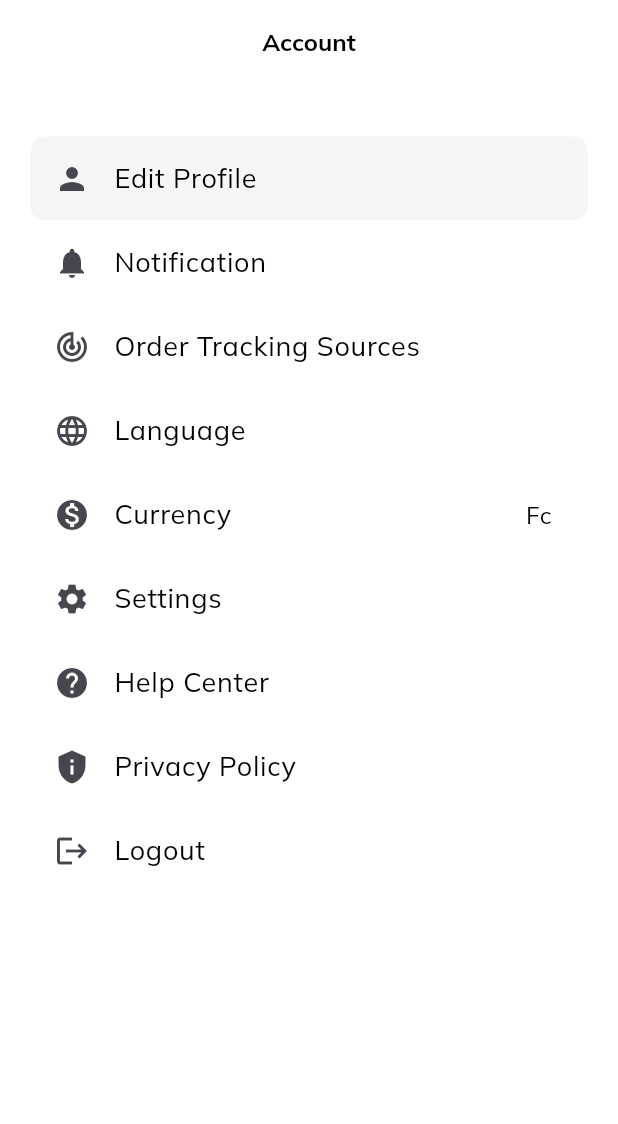
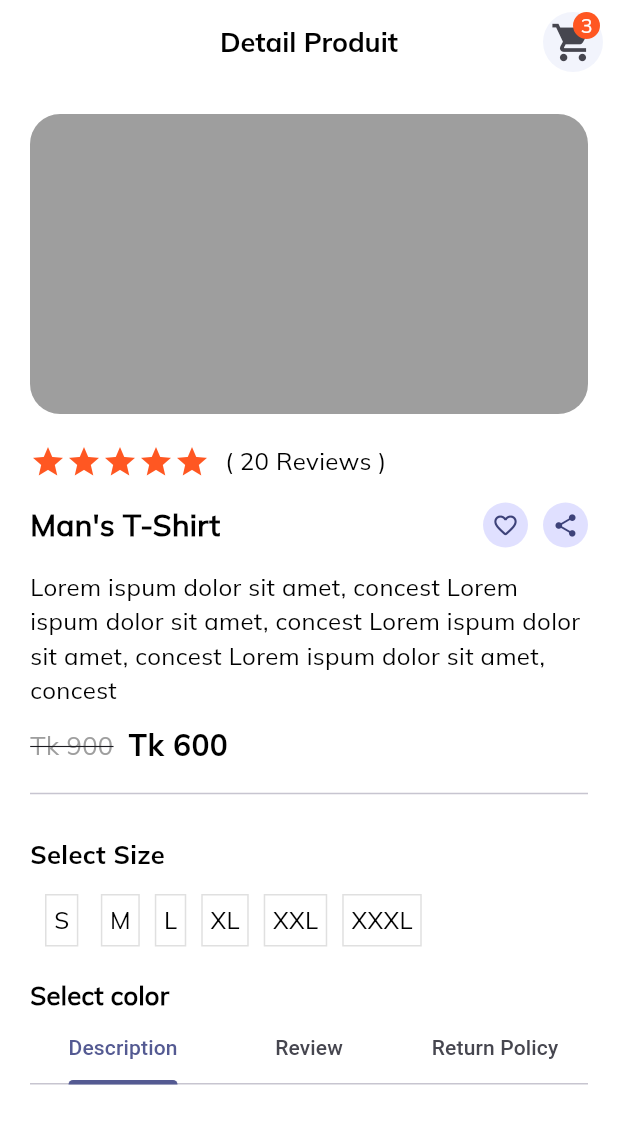
Before and after one commit to clskas/mobileecommerce, a Flutter app: the screen it shows after launch, on a phone screen of 412 x 824 dp. Shown: the top 1124 px of the screen. Run offline on Flutter 3.47's test engine with Material 3 defaults, Android fonts, the phone set to English and light mode, and no system bars.

Commit message:
Fin de la programmation de la partie interface

```diff
--- /dev/null
+++ b/lib/app/modules/DetailProduit/view/detail_produit.dart
@@ -0,0 +1,271 @@
+import 'package:ecommerceapp/app/components/button_components.dart';
+import 'package:ecommerceapp/app/components/space.dart';
+import 'package:ecommerceapp/app/components/text_components.dart';
+import 'package:ecommerceapp/app/modules/productpage/controller/controller_product.dart';
+import 'package:ecommerceapp/utils/colors.dart';
+import 'package:flutter/material.dart';
+
+class DetailProduit extends StatefulWidget {
+  const DetailProduit({super.key});
+
+  @override
+  State<DetailProduit> createState() => _DetailProduitState();
+}
+
+class _DetailProduitState extends State<DetailProduit> {
+  @override
+  Widget build(BuildContext context) {
+    return Scaffold(
+      backgroundColor: Colors.white,
+      appBar: AppBar(
+        actions: [
+          Stack(
+            children: [
+              // ignore: avoid_unnecessary_containers
+              Container(
+                height: 40,
+                width: 40,
+                decoration: BoxDecoration(
+                  color: homeBg,
+                  borderRadius: BorderRadius.circular(100),
+                ),
+                child: Icon(Icons.shopping_cart, size: 30),
+              ),
+              Positioned(
+                right: 2,
+                top: 0,
+                // ignore: sized_box_for_whitespace
+                child: Container(
+                  height: 18,
+                  width: 18,
+                  decoration: BoxDecoration(
+                    color: Colors.deepOrange,
+                    borderRadius: BorderRadius.circular(10),
+                  ),
+                  child: Center(
+                    child: TextComponents(
+                      txt: '3',
+                      txtSize: 13,
+                      color: Colors.white,
+                    ),
+                  ),
+                ),
+              ),
+            ],
+          ),
+          SizedBox(width: 10),
+        ],
+        backgroundColor: Colors.white,
+        title: TextComponents(
+          txt: 'Detail Produit',
+          fw: FontWeight.bold,
+          family: 'Bold',
+          txtSize: 18,
+        ),
+        centerTitle: true,
+      ),
+      body: SingleChildScrollView(
+        padding: EdgeInsets.all(20),
+        child: Column(
+          crossAxisAlignment: CrossAxisAlignment.start,
+          children: [
+            // ignore: sized_box_for_whitespace
+            Container(
+              height: 200,
+              width: MediaQuery.of(context).size.width,
+              decoration: BoxDecoration(
+                color: Colors.grey,
+                borderRadius: BorderRadius.circular(20),
+              ),
+            ),
+            h(20),
+            Row(
+              children: [
+                Icon(Icons.star, color: Colors.deepOrange),
+                Icon(Icons.star, color: Colors.deepOrange),
+                Icon(Icons.star, color: Colors.deepOrange),
+                Icon(Icons.star, color: Colors.deepOrange),
+                Icon(Icons.star, color: Colors.deepOrange),
+                w(10),
+                TextComponents(txt: '( 20 Reviews )'),
+              ],
+            ),
+            h(15),
+            Row(
+              mainAxisAlignment: MainAxisAlignment.spaceBetween,
+              children: [
+                TextComponents(
+                  txt: "Man's T-Shirt",
+                  fw: FontWeight.bold,
+                  txtSize: 20,
+                ),
+                Row(
+                  children: [
+                    CircleAvatar(
+                      radius: 15,
+                      child: Icon(Icons.favorite_border_rounded, size: 18),
+                    ),
+                    w(10),
+                    CircleAvatar(
+                      radius: 15,
+                      child: Icon(Icons.share, size: 18),
+                    ),
+                  ],
+                ),
+              ],
+            ),
+            h(15),
+            TextComponents(
+              txt:
+                  'Lorem ispum dolor sit amet, concest Lorem ispum dolor sit amet, concest Lorem ispum dolor sit amet, concest Lorem ispum dolor sit amet, concest',
+            ),
+            h(10),
+            Row(
+              children: [
+                Text(
+                  'Tk 900',
+                  style: TextStyle(
+                    fontSize: 17.0,
+                    decoration: TextDecoration.lineThrough,
+                    fontFamily: "Regular",
+                    color: Colors.grey,
+                  ),
+                ),
+                w(10),
+                TextComponents(
+                  txt: "Tk 600",
+                  fw: FontWeight.bold,
+                  family: 'Bold',
+                  txtSize: 20,
+                ),
+              ],
+            ),
+            h(10),
+            Divider(),
+            h(20),
+            TextComponents(txt: "Select Size", family: 'Bold', txtSize: 17),
+            h(15),
+            Row(
+              children: [
+                Container(
+                  height: 35,
+                  padding: EdgeInsets.symmetric(horizontal: 5),
+                  margin: EdgeInsets.symmetric(horizontal: 10),
+                  decoration: BoxDecoration(
+                    border: Border.all(color: Colors.black12),
+                  ),
+                  child: Center(child: TextComponents(txt: 'S')),
+                ),
+                Container(
+                  height: 35,
+                  padding: EdgeInsets.symmetric(horizontal: 5),
+                  margin: EdgeInsets.symmetric(horizontal: 5),
+                  decoration: BoxDecoration(
+                    border: Border.all(color: Colors.black12),
+                  ),
+                  child: Center(child: TextComponents(txt: 'M')),
+                ),
+                Container(
+                  height: 35,
+                  padding: EdgeInsets.symmetric(horizontal: 5),
+                  margin: EdgeInsets.symmetric(horizontal: 5),
+                  decoration: BoxDecoration(
+                    border: Border.all(color: Colors.black12),
+                  ),
+                  child: Center(child: TextComponents(txt: 'L')),
+                ),
+                Container(
+                  height: 35,
+                  padding: EdgeInsets.symmetric(horizontal: 5),
+                  margin: EdgeInsets.symmetric(horizontal: 5),
+                  decoration: BoxDecoration(
+                    border: Border.all(color: Colors.black12),
+                  ),
+                  child: Center(child: TextComponents(txt: 'XL')),
+                ),
+                Container(
+                  height: 35,
+                  padding: EdgeInsets.symmetric(horizontal: 5),
+                  margin: EdgeInsets.symmetric(horizontal: 5),
+                  decoration: BoxDecoration(
+                    border: Border.all(color: Colors.black12),
+                  ),
+                  child: Center(child: TextComponents(txt: 'XXL')),
+                ),
+                Container(
+                  height: 35,
+                  padding: EdgeInsets.symmetric(horizontal: 5),
+                  margin: EdgeInsets.symmetric(horizontal: 5),
+                  decoration: BoxDecoration(
+                    border: Border.all(color: Colors.black12),
+                  ),
+                  child: Center(child: TextComponents(txt: 'XXXL')),
+                ),
+              ],
+            ),
+            h(20),
+            TextComponents(
+              txt: 'Select color',
+              fw: FontWeight.bold,
+              txtSize: 17,
+            ),
+            DefaultTabController(
+              length: 3,
+              child: Column(
+                children: [
+                  TabBar(
+                    tabs: [
+                      Tab(text: "Description"),
+                      Tab(text: "Review"),
+                      Tab(text: "Return Policy"),
+                    ],
+                  ),
+                  // ignore: sized_box_for_whitespace
+                  Container(
+                    height: 400,
+                    child: TabBarView(
+                      children: [
+                        Center(
+                          child: TextComponents(
+                            txt:
+                                ' Contenu de la tab description Lorem ipsu Lorem ipsu Lorem ipsu Lorem ipsu Lorem ipsu Lorem ipsu Lorem ipsu Lorem ipsuLorem ipsu Lorem ipsuLorem ipsuLorem ipsuLorem ipsuLorem ipsuLorem ipsuLorem ipsuLorem ipsuLorem ipsuLorem ipsuLorem ipsuLorem ipsu',
+                          ),
+                        ),
+                        Center(
+                          child: TextComponents(
+                            txt:
+                                'Contenu de la tab review Lorem ipsu Lorem ipsu Lorem ipsu Lorem ipsu Lorem ipsu Lorem ipsu Lorem ipsu Lorem ipsuLorem ipsu Lorem ipsuLorem ipsuLorem ipsuLorem ipsuLorem ipsuLorem ipsuLorem ipsuLorem ipsuLorem ipsuLorem ipsuLorem ipsuLorem ipsu',
+                          ),
+                        ),
+                        Center(
+                          child: TextComponents(
+                            txt:
+                                'Contenu de la tab return policy Lorem ipsu Lorem ipsu Lorem ipsu Lorem ipsu Lorem ipsu Lorem ipsu Lorem ipsu Lorem ipsuLorem ipsu Lorem ipsuLorem ipsuLorem ipsuLorem ipsuLorem ipsuLorem ipsuLorem ipsuLorem ipsuLorem ipsuLorem ipsuLorem ipsuLorem ipsu',
+                          ),
+                        ),
+                      ],
+                    ),
+                  ),
+                ],
+              ),
+            ),
+            ButtonComponent(txtButton: 'Add to cart', buttonColor: maincolor),
+            h(20),
+            TextComponents(
+              txt: 'You may also like',
+              fw: FontWeight.bold,
+              txtSize: 17,
+            ),
+            h(20),
+            Column(
+              children: [
+                ProductBox("T-Shirt", "12 reviews", "900", "500", context),
+                ProductBox("T-Shirt", "12 reviews", "900", "500", context),
+              ],
+            ),
+          ],
+        ),
+      ),
+    );
+  }
+}
--- a/lib/app/modules/category/view/category_detail.dart
+++ b/lib/app/modules/category/view/category_detail.dart
@@ -39,7 +39,7 @@ class _CategoryDetailState extends State<CategoryDetail> {
                 // ignore: sized_box_for_whitespace
                 return Container(
                   width: (MediaQuery.of(context).size.width/2)-20,
-                  child: ProductBox(widget.productName,'13 Reviews','TK 1500','TK 1900'),
+                  child: ProductBox(widget.productName,'13 Reviews','TK 1500','TK 1900',context),
                 );
               }
             ))
--- a/lib/app/modules/productpage/controller/controller_product.dart
+++ b/lib/app/modules/productpage/controller/controller_product.dart
@@ -1,7 +1,9 @@
 import 'package:ecommerceapp/app/components/button_components.dart';
 import 'package:ecommerceapp/app/components/space.dart';
 import 'package:ecommerceapp/app/components/text_components.dart';
+import 'package:ecommerceapp/app/modules/DetailProduit/view/detail_produit.dart';
 import 'package:ecommerceapp/app/modules/category/view/category_detail.dart';
+import 'package:ecommerceapp/app/modules/panier/view/panier.dart';
 import 'package:ecommerceapp/utils/colors.dart';
 import 'package:flutter/material.dart';
 
@@ -13,7 +15,9 @@ categoryBox(String productName, BuildContext context, String path) {
     onTap: () {
       Navigator.push(
         context,
-        MaterialPageRoute(builder: (context) => CategoryDetail(productName: productName,)),
+        MaterialPageRoute(
+          builder: (context) => CategoryDetail(productName: productName),
+        ),
       );
     },
     child: Container(
@@ -24,9 +28,12 @@ categoryBox(String productName, BuildContext context, String path) {
             height: 53,
             width: 53,
             decoration: BoxDecoration(
-              image: DecorationImage(image: AssetImage(path),fit: BoxFit.cover),
+              image: DecorationImage(
+                image: AssetImage(path),
+                fit: BoxFit.cover,
+              ),
               borderRadius: BorderRadius.circular(100),
-              border: Border.all(color: maincolor,width: 2)
+              border: Border.all(color: maincolor, width: 2),
             ),
           ),
           h(10),
@@ -42,8 +49,16 @@ ProductBox(
   ProductReview,
   ProductPriceNormal,
   ProductPricePromo,
+  BuildContext context,
 ) {
-  return Card(
+  return InkWell(
+    onTap: () {
+      Navigator.push(
+        context,
+        MaterialPageRoute(builder: (context) => DetailProduit()),
+      );
+    },
+    child: Card(
       color: Colors.white,
       // ignore: sized_box_for_whitespace
       child: Container(
@@ -116,7 +131,14 @@ ProductBox(
             ),
             h(10),
             // ignore: avoid_unnecessary_containers, sized_box_for_whitespace
-          Container(
+            InkWell(
+              onTap: () {
+                Navigator.push(
+                  context,
+                  MaterialPageRoute(builder: (context) => Panier()),
+                );
+              },
+              child: Container(
                 height: 35,
                 margin: EdgeInsets.only(left: 15, right: 15),
                 child: ButtonComponent(
@@ -124,7 +146,9 @@ ProductBox(
                   buttonColor: maincolor,
                 ),
               ),
+            ),
           ],
+        ),
       ),
     ),
   );
--- a/lib/app/modules/productpage/view/product_page.dart
+++ b/lib/app/modules/productpage/view/product_page.dart
@@ -225,6 +225,7 @@ class _ProductPageState extends State<ProductPage> {
                     '13 Reviews',
                     'TK 1500',
                     'TK 1900',
+                    context
                   ),
                 );
               }),
--- a/lib/main.dart
+++ b/lib/main.dart
@@ -1,13 +1,18 @@
 // import 'package:ecommerceapp/app/components/button_components.dart';
 // import 'package:ecommerceapp/app/components/text_components.dart';
 //import 'package:ecommerceapp/app/modules/filtre/view/filtre.dart';
+import 'package:ecommerceapp/app/modules/DetailProduit/view/detail_produit.dart';
+import 'package:ecommerceapp/app/modules/Privacy_policy/view/privacy_policy.dart';
 import 'package:ecommerceapp/app/modules/account/view/account.dart';
+import 'package:ecommerceapp/app/modules/account/view/edit_account.dart';
 import 'package:ecommerceapp/app/modules/checkout/view/checkout.dart';
 import 'package:ecommerceapp/app/modules/checkout/view/checkout2.dart';
 import 'package:ecommerceapp/app/modules/checkout/view/checkout3.dart';
 import 'package:ecommerceapp/app/modules/checkout/view/checkout4.dart';
 import 'package:ecommerceapp/app/modules/checkout/view/payment_status.dart';
+import 'package:ecommerceapp/app/modules/home/view/home.dart';
 import 'package:ecommerceapp/app/modules/panier/view/panier.dart';
+import 'package:ecommerceapp/app/modules/productpage/view/product_page.dart';
 // import 'package:ecommerceapp/app/modules/productpage/view/product_page.dart';
 // import 'package:ecommerceapp/app/modules/splash/view/splash.dart';
 import 'package:ecommerceapp/utils/colors.dart';
@@ -29,7 +34,7 @@ class MyApp extends StatelessWidget {
       title: 'Flutter Demo',
       theme: ThemeData(colorScheme: ColorScheme.fromSeed(seedColor: maincolor)),
       //home: Splash(),
-      home: Account(),
+      home: DetailProduit(),
     );
   }
 }
```
Also changed, not shown: lib/app/modules/Privacy_policy/view/privacy_policy.dart (added, +75 -0 lines), lib/app/modules/account/view/account.dart (+24 -1 lines), lib/app/modules/account/view/edit_account.dart (added, +85 -0 lines), lib/app/modules/notification/view/notification.dart (+5 -4 lines), assets/images/clspicture.jpg (added). Lines whose indentation alone changed are shown as unchanged.
